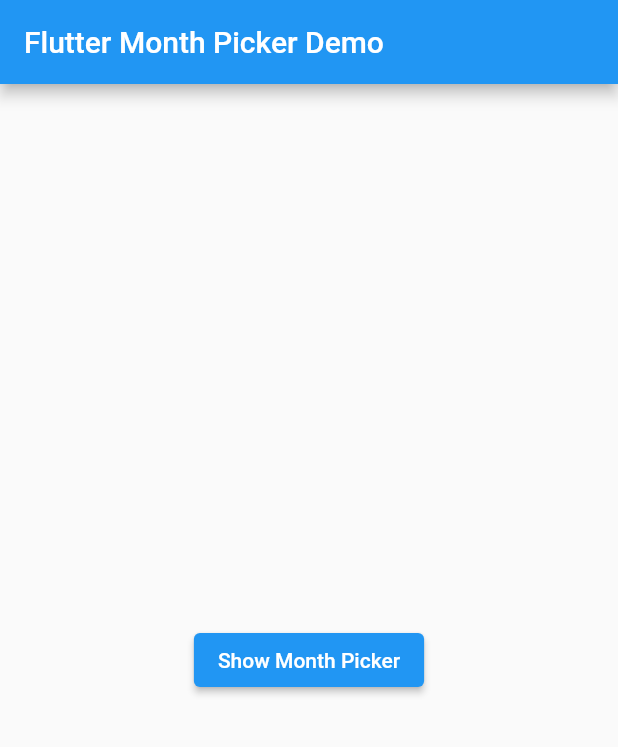
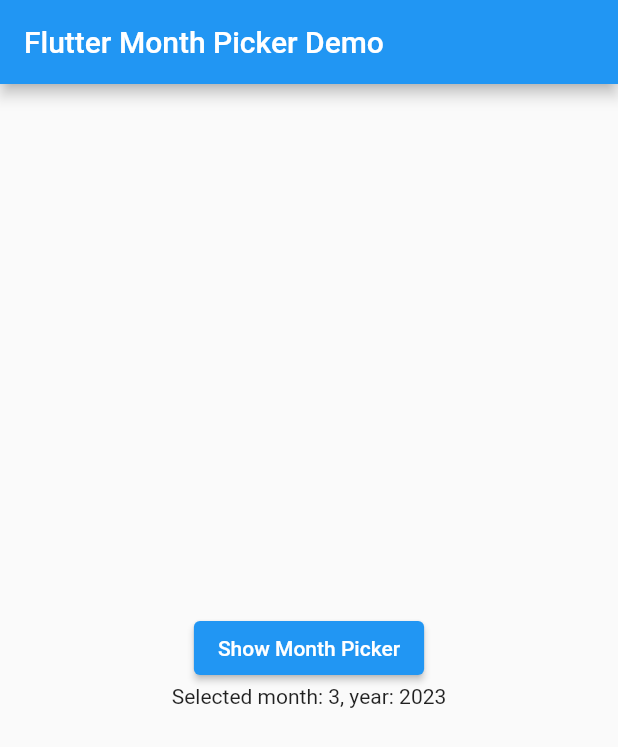
Before and after one commit to msalman2890/flutter_custom_month_picker, a Flutter app: the screen it shows after launch, on a phone screen of 412 x 824 dp. Shown: the top 747 px of the screen. Run offline on Flutter 3.47's test engine with Material 2 defaults, Android fonts, the phone set to English and light mode, and no system bars; our stand-ins replace get.

Commit message:
modify the example app little bit to illustrate in a better way

```diff
--- a/example/lib/main.dart
+++ b/example/lib/main.dart
@@ -29,6 +29,9 @@ class MyHomePage extends StatefulWidget {
 }
 
 class _MyHomePageState extends State<MyHomePage> {
+
+  int month = 3, year = 2023;
+
   @override
   Widget build(BuildContext context) {
     return Scaffold(
@@ -36,15 +39,22 @@ class _MyHomePageState extends State<MyHomePage> {
         title: const Text('Flutter Month Picker Demo'),
       ),
       body: Center(
-          child: ElevatedButton(
+        child: Column(
+          mainAxisAlignment: MainAxisAlignment.center,
+          children: [
+            ElevatedButton(
                 onPressed: () {
                   showMonthPicker(context, onSelected: (month, year) {
                     if (kDebugMode) {
                       print('Selected month: $month, year: $year');
                     }
+                    setState(() {
+                      this.month = month;
+                      this.year = year;
+                    });
                   },
-                    initialSelectedMonth: 3,
-                    initialSelectedYear: 2021,
+                      initialSelectedMonth: month,
+                      initialSelectedYear: year,
                       firstYear: 2000,
                       lastYear: 2025,
                       selectButtonText: 'OK',
@@ -54,7 +64,11 @@ class _MyHomePageState extends State<MyHomePage> {
                       contentBackgroundColor: Colors.white,
                       dialogBackgroundColor: Colors.grey[200]);
                 },
-              child: const Text('Show Month Picker'))),
+                child: const Text('Show Month Picker')),
+            Text('Selected month: $month, year: $year')
+          ],
+        ),
+      ),
     );
   }
 }
```
Lines whose indentation alone changed are shown as unchanged.
